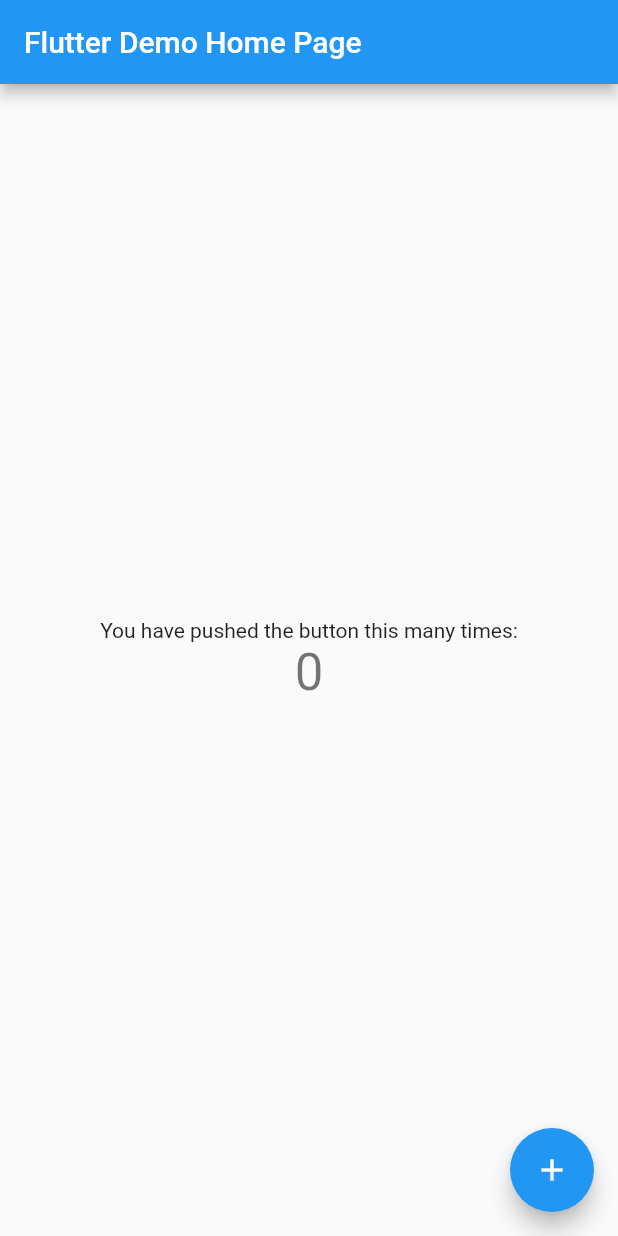
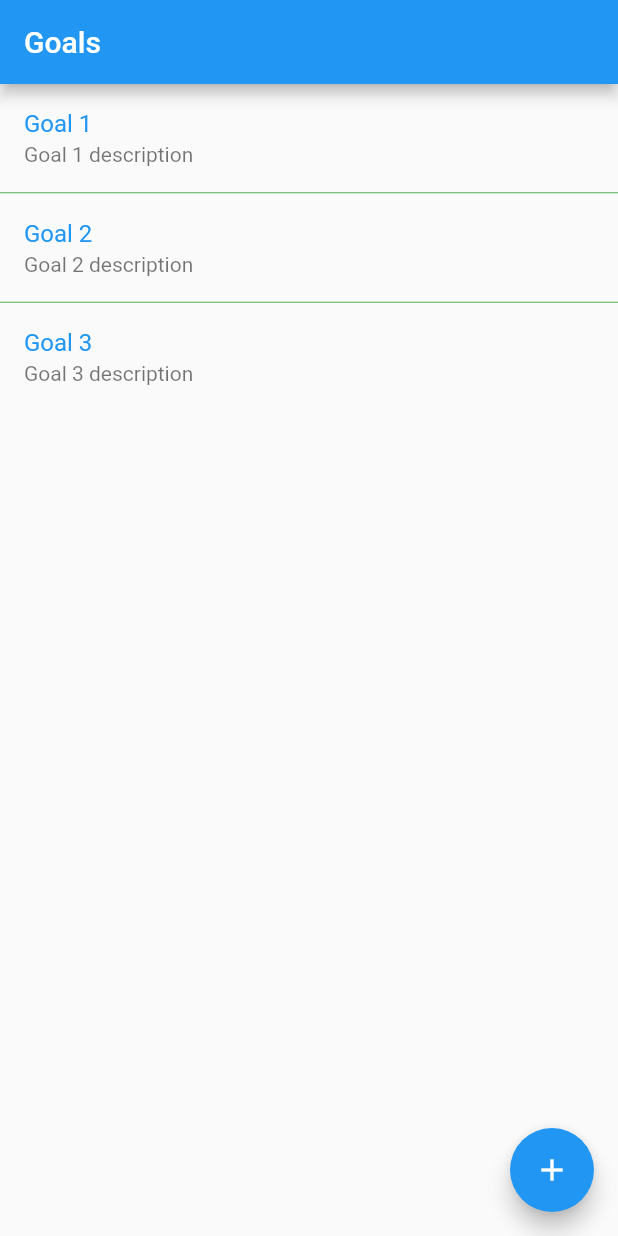
Before and after one commit to adenzil/Goal-Tracker, a Flutter app: the screen it shows after launch, on a phone screen of 412 x 824 dp. Run offline on Flutter 3.47's test engine with Material 2 defaults, Android fonts, the phone set to English and light mode, and no system bars.

Commit message:
added goal list with dummy data

```diff
--- a/lib/main.dart
+++ b/lib/main.dart
@@ -1,4 +1,5 @@
 import 'package:flutter/material.dart';
+import 'package:goal_tracker/views/goal_list.dart';
 
 void main() {
   runApp(MyApp());
@@ -14,54 +15,7 @@ class MyApp extends StatelessWidget {
         primarySwatch: Colors.blue,
         visualDensity: VisualDensity.adaptivePlatformDensity,
       ),
-      home: MyHomePage(title: 'Flutter Demo Home Page'),
+      home: GoalList(),
     );
   }
 }
-
-class MyHomePage extends StatefulWidget {
-  MyHomePage({Key key, this.title}) : super(key: key);
-
-  final String title;
-
-  @override
-  _MyHomePageState createState() => _MyHomePageState();
-}
-
-class _MyHomePageState extends State<MyHomePage> {
-  int _counter = 0;
-
-  void _incrementCounter() {
-    setState(() {
-      _counter++;
-    });
-  }
-
-  @override
-  Widget build(BuildContext context) {
-    return Scaffold(
-      appBar: AppBar(
-        title: Text(widget.title),
-      ),
-      body: Center(
-        child: Column(
-          mainAxisAlignment: MainAxisAlignment.center,
-          children: <Widget>[
-            Text(
-              'You have pushed the button this many times:',
-            ),
-            Text(
-              '$_counter',
-              style: Theme.of(context).textTheme.headline4,
-            ),
-          ],
-        ),
-      ),
-      floatingActionButton: FloatingActionButton(
-        onPressed: _incrementCounter,
-        tooltip: 'Increment',
-        child: Icon(Icons.add),
-      ),
-    );
-  }
-}
--- /dev/null
+++ b/lib/models/goal_for_listing.dart
@@ -0,0 +1,17 @@
+class GoalForListing {
+  String id;
+  String name;
+  String description;
+  DateTime startDate;
+  DateTime endDate;
+  int duration;
+
+  GoalForListing({
+    this.id,
+    this.name,
+    this.description,
+    this.startDate,
+    this.endDate,
+    this.duration,
+  });
+}
--- /dev/null
+++ b/lib/views/goal_list.dart
@@ -0,0 +1,54 @@
+import 'package:flutter/material.dart';
+import 'package:goal_tracker/models/goal_for_listing.dart';
+
+final goals = [
+  new GoalForListing(
+    id: "1",
+    name: "Goal 1",
+    description: "Goal 1 description",
+    duration: 7,
+  ),
+  new GoalForListing(
+    id: "2",
+    name: "Goal 2",
+    description: "Goal 2 description",
+    duration: 21,
+  ),
+  new GoalForListing(
+    id: "3",
+    name: "Goal 3",
+    description: "Goal 3 description",
+    duration: 30,
+  ),
+];
+
+class GoalList extends StatelessWidget {
+  @override
+  Widget build(BuildContext context) {
+    return Scaffold(
+      appBar: AppBar(
+        title: Text('Goals'),
+      ),
+      floatingActionButton: FloatingActionButton(
+        onPressed: () {},
+        child: Icon(Icons.add),
+      ),
+      body: ListView.separated(
+        itemBuilder: (_, i) {
+          return ListTile(
+            title: Text(
+              goals[i].name,
+              style: TextStyle(color: Theme.of(context).primaryColor),
+            ),
+            subtitle: Text(goals[i].description),
+          );
+        },
+        itemCount: goals.length,
+        separatorBuilder: (_, __) => Divider(
+          height: 1,
+          color: Colors.green,
+        ),
+      ),
+    );
+  }
+}
```
